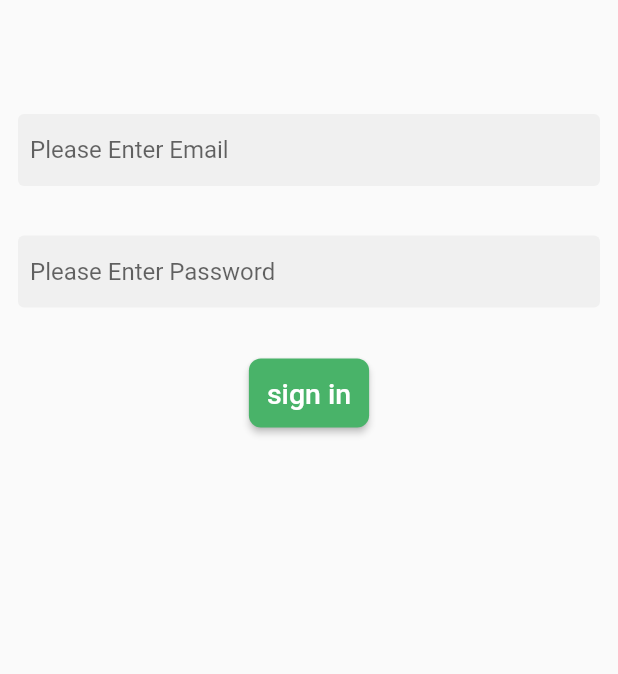
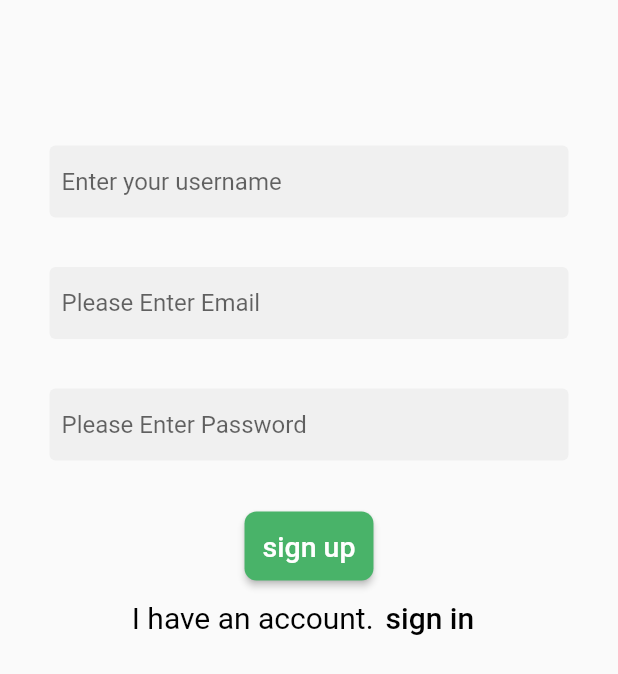
Before and after one commit to EslamElkurdi/E-Commerce-App, a Flutter app: the screen it shows after launch, on a phone screen of 412 x 824 dp. Shown: the top 674 px of the screen. Run offline on Flutter 3.47's test engine with Material 2 defaults, Android fonts, the phone set to English and light mode, and no system bars.

Commit message:
IslamGamal create signup screen, add 3 textField and add button

```diff
--- a/lib/main.dart
+++ b/lib/main.dart
@@ -1,4 +1,5 @@
 import 'package:e_commerce/screens/login_screen.dart';
+import 'package:e_commerce/screens/register_screen.dart';
 import 'package:flutter/material.dart';
 void main() {
   runApp(const MyApp());
@@ -10,7 +11,7 @@ class MyApp extends StatelessWidget {
   @override
   Widget build(BuildContext context) {
     return const MaterialApp(
-      home: LoginScreen(),
+      home: RegisterScreen(),
     );
   }
 }
--- /dev/null
+++ b/lib/screens/register_screen.dart
@@ -0,0 +1,87 @@
+import 'package:e_commerce/screens/login_screen.dart';
+import 'package:flutter/material.dart';
+
+import '../shared/colors/colors.dart';
+import '../shared/constants/constants.dart';
+
+class RegisterScreen extends StatelessWidget {
+  const RegisterScreen({Key? key}) : super(key: key);
+
+  @override
+  Widget build(BuildContext context) {
+    return SafeArea(
+      child: Scaffold(
+          body: Padding(
+            padding: const EdgeInsets.all(33.0),
+            child: SingleChildScrollView(
+              child: Column(
+                  mainAxisAlignment: MainAxisAlignment.center,
+                  children:   [
+                    const SizedBox(
+                      height: 64.0,
+                    ),
+                    TextField(
+                        keyboardType: TextInputType.text,
+                        obscureText: false,
+                        decoration: InputDecortion.copyWith(hintText: 'Enter your username',)
+                    ),
+                    const SizedBox(
+                      height: 33.0,
+                    ),
+                    TextField(
+                        keyboardType: TextInputType.emailAddress,
+                        obscureText: false,
+                        decoration: InputDecortion.copyWith(hintText: 'Please Enter Email',)
+                    ),
+                    const SizedBox(
+                      height: 33.0,
+                    ),
+                    TextField(
+                      keyboardType: TextInputType.text,
+                      obscureText: true,
+                      decoration: InputDecortion.copyWith(hintText: 'Please Enter Password'),
+                    ),
+                    const SizedBox(
+                      height: 33.0,
+                    ),
+                    ElevatedButton(
+                      onPressed: (){},
+                      style: ButtonStyle(
+                        backgroundColor: MaterialStateProperty.all(BTNgreen),
+                        padding: MaterialStateProperty.all(EdgeInsets.all(12)),
+                        shape: MaterialStateProperty.all(RoundedRectangleBorder(borderRadius: BorderRadius.circular(8))),
+                      ),
+                      child: Text("sign up", style: TextStyle(fontSize: 19),),
+                    ),
+                    Row(
+                      mainAxisAlignment: MainAxisAlignment.center,
+                      children: [
+                        const Text(
+                          'I have an account.',
+                          style: TextStyle(
+                              color: Colors.black,
+                              fontSize: 20.0
+
+                          ),
+                        ),
+                        TextButton(
+                            onPressed: ()
+                            {},
+                            child: const Text(
+                              'sign in',
+                              style: TextStyle(
+                                  color: Colors.black,
+                                  fontSize: 20.0
+
+                              ),
+                            )
+                        ),
+                      ],
+                    )
+                  ]
+              ),
+            ),
+          )),
+    );
+  }
+}
```
